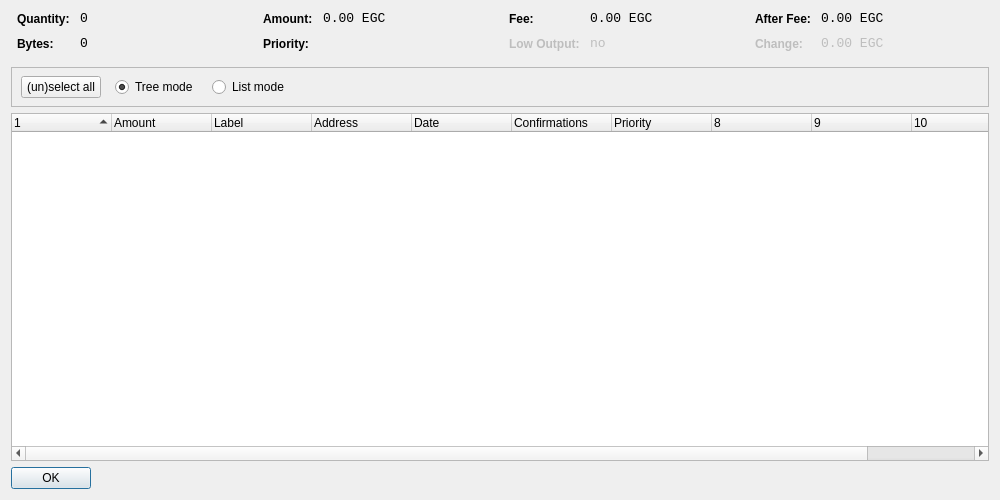
The window that src/qt/forms/coincontroldialog.ui (EverGreenCoinDev/EverGreenCoin) describes before a commit, drawn with Qt 5.
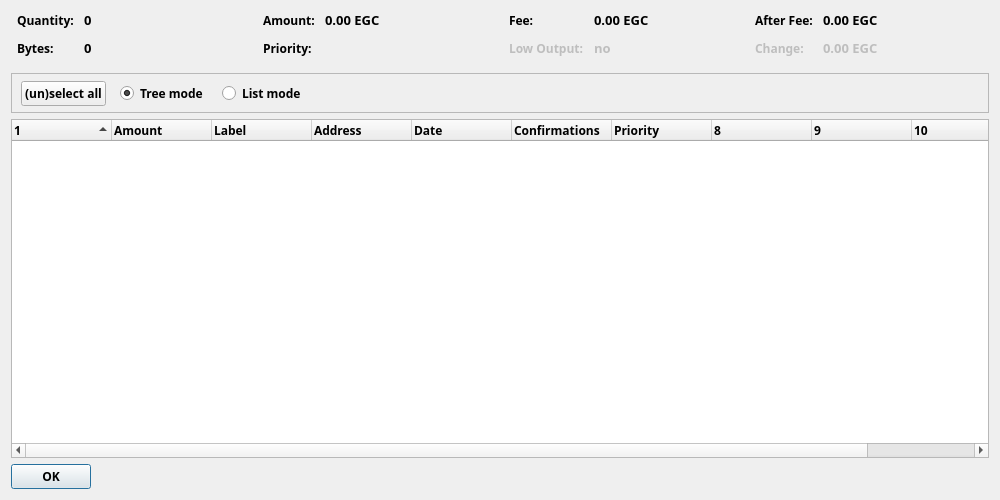
The same window after the commit. Custom widgets are drawn as their Qt base class.

Commit message: Typola dev commit

The edit to the form file:
```diff
--- a/src/qt/forms/coincontroldialog.ui
+++ b/src/qt/forms/coincontroldialog.ui
@@ -38,6 +38,14 @@
        </property>
        <item row="0" column="0">
         <widget class="QLabel" name="labelCoinControlQuantityText">
+         <property name="font">
+          <font>
+           <family>Typola</family>
+           <weight>75</weight>
+           <bold>true</bold>
+           <stylestrategy>PreferAntialias</stylestrategy>
+          </font>
+         </property>
          <property name="styleSheet">
           <string notr="true">font-weight:bold;</string>
          </property>
@@ -50,8 +58,11 @@
         <widget class="QLabel" name="labelCoinControlQuantity">
          <property name="font">
           <font>
-           <family>Monospace</family>
+           <family>Typola</family>
            <pointsize>10</pointsize>
+           <weight>75</weight>
+           <bold>true</bold>
+           <stylestrategy>PreferAntialias</stylestrategy>
           </font>
          </property>
          <property name="cursor">
@@ -70,6 +81,14 @@
        </item>
        <item row="1" column="0">
         <widget class="QLabel" name="labelCoinControlBytesText">
+         <property name="font">
+          <font>
+           <family>Typola</family>
+           <weight>75</weight>
+           <bold>true</bold>
+           <stylestrategy>PreferAntialias</stylestrategy>
+          </font>
+         </property>
          <property name="styleSheet">
           <string notr="true">font-weight:bold;</string>
          </property>
@@ -82,8 +101,11 @@
         <widget class="QLabel" name="labelCoinControlBytes">
          <property name="font">
           <font>
-           <family>Monospace</family>
+           <family>Typola</family>
            <pointsize>10</pointsize>
+           <weight>75</weight>
+           <bold>true</bold>
+           <stylestrategy>PreferAntialias</stylestrategy>
           </font>
          </property>
          <property name="cursor">
@@ -118,6 +140,14 @@
        </property>
        <item row="0" column="0">
         <widget class="QLabel" name="labelCoinControlAmountText">
+         <property name="font">
+          <font>
+           <family>Typola</family>
+           <weight>75</weight>
+           <bold>true</bold>
+           <stylestrategy>PreferAntialias</stylestrategy>
+          </font>
+         </property>
          <property name="styleSheet">
           <string notr="true">font-weight:bold;</string>
          </property>
@@ -130,8 +160,11 @@
         <widget class="QLabel" name="labelCoinControlAmount">
          <property name="font">
           <font>
-           <family>Monospace</family>
+           <family>Typola</family>
            <pointsize>10</pointsize>
+           <weight>75</weight>
+           <bold>true</bold>
+           <stylestrategy>PreferAntialias</stylestrategy>
           </font>
          </property>
          <property name="cursor">
@@ -150,6 +183,14 @@
        </item>
        <item row="1" column="0">
         <widget class="QLabel" name="labelCoinControlPriorityText">
+         <property name="font">
+          <font>
+           <family>Typola</family>
+           <weight>75</weight>
+           <bold>true</bold>
+           <stylestrategy>PreferAntialias</stylestrategy>
+          </font>
+         </property>
          <property name="styleSheet">
           <string notr="true">font-weight:bold;</string>
          </property>
@@ -162,8 +203,11 @@
         <widget class="QLabel" name="labelCoinControlPriority">
          <property name="font">
           <font>
-           <family>Monospace</family>
+           <family>Typola</family>
            <pointsize>10</pointsize>
+           <weight>75</weight>
+           <bold>true</bold>
+           <stylestrategy>PreferAntialias</stylestrategy>
           </font>
          </property>
          <property name="cursor">
@@ -198,6 +242,14 @@
        </property>
        <item row="0" column="0">
         <widget class="QLabel" name="labelCoinControlFeeText">
+         <property name="font">
+          <font>
+           <family>Typola</family>
+           <weight>75</weight>
+           <bold>true</bold>
+           <stylestrategy>PreferAntialias</stylestrategy>
+          </font>
+         </property>
          <property name="styleSheet">
           <string notr="true">font-weight:bold;</string>
          </property>
@@ -210,8 +262,11 @@
         <widget class="QLabel" name="labelCoinControlFee">
          <property name="font">
           <font>
-           <family>Monospace</family>
+           <family>Typola</family>
            <pointsize>10</pointsize>
+           <weight>75</weight>
+           <bold>true</bold>
+           <stylestrategy>PreferAntialias</stylestrategy>
           </font>
          </property>
          <property name="cursor">
@@ -233,6 +288,14 @@
          <property name="enabled">
           <bool>false</bool>
          </property>
+         <property name="font">
+          <font>
+           <family>Typola</family>
+           <weight>75</weight>
+           <bold>true</bold>
+           <stylestrategy>PreferAntialias</stylestrategy>
+          </font>
+         </property>
          <property name="styleSheet">
           <string notr="true">font-weight:bold;</string>
          </property>
@@ -248,8 +311,11 @@
          </property>
          <property name="font">
           <font>
-           <family>Monospace</family>
+           <family>Typola</family>
            <pointsize>10</pointsize>
+           <weight>75</weight>
+           <bold>true</bold>
+           <stylestrategy>PreferAntialias</stylestrategy>
           </font>
          </property>
          <property name="cursor">
@@ -284,6 +350,14 @@
        </property>
        <item row="0" column="0">
         <widget class="QLabel" name="labelCoinControlAfterFeeText">
+         <property name="font">
+          <font>
+           <family>Typola</family>
+           <weight>75</weight>
+           <bold>true</bold>
+           <stylestrategy>PreferAntialias</stylestrategy>
+          </font>
+         </property>
          <property name="styleSheet">
           <string notr="true">font-weight:bold;</string>
          </property>
@@ -296,8 +370,11 @@
         <widget class="QLabel" name="labelCoinControlAfterFee">
          <property name="font">
           <font>
-           <family>Monospace</family>
+           <family>Typola</family>
            <pointsize>10</pointsize>
+           <weight>75</weight>
+           <bold>true</bold>
+           <stylestrategy>PreferAntialias</stylestrategy>
           </font>
          </property>
          <property name="cursor">
@@ -319,6 +396,14 @@
          <property name="enabled">
           <bool>false</bool>
          </property>
+         <property name="font">
+          <font>
+           <family>Typola</family>
+           <weight>75</weight>
+           <bold>true</bold>
+           <stylestrategy>PreferAntialias</stylestrategy>
+          </font>
+         </property>
          <property name="styleSheet">
           <string notr="true">font-weight:bold;</string>
          </property>
@@ -334,8 +419,11 @@
          </property>
          <property name="font">
           <font>
-           <family>Monospace</family>
+           <family>Typola</family>
            <pointsize>10</pointsize>
+           <weight>75</weight>
+           <bold>true</bold>
+           <stylestrategy>PreferAntialias</stylestrategy>
           </font>
          </property>
          <property name="cursor">
@@ -364,6 +452,14 @@
        <height>40</height>
       </size>
      </property>
+     <property name="font">
+      <font>
+       <family>Typola</family>
+       <weight>75</weight>
+       <bold>true</bold>
+       <stylestrategy>PreferAntialias</stylestrategy>
+      </font>
+     </property>
      <property name="frameShape">
       <enum>QFrame::StyledPanel</enum>
      </property>
@@ -379,6 +475,14 @@
         <height>41</height>
        </rect>
       </property>
+      <property name="font">
+       <font>
+        <family>Typola</family>
+        <weight>75</weight>
+        <bold>true</bold>
+        <stylestrategy>PreferAntialias</stylestrategy>
+       </font>
+      </property>
       <layout class="QHBoxLayout" name="horizontalLayoutPanel" stretch="0,0,0,0">
        <property name="spacing">
         <number>14</number>
@@ -391,6 +495,14 @@
            <verstretch>0</verstretch>
           </sizepolicy>
          </property>
+         <property name="font">
+          <font>
+           <family>Typola</family>
+           <weight>75</weight>
+           <bold>true</bold>
+           <stylestrategy>PreferAntialias</stylestrategy>
+          </font>
+         </property>
          <property name="text">
           <string>(un)select all</string>
          </property>
@@ -404,6 +516,14 @@
            <verstretch>0</verstretch>
           </sizepolicy>
          </property>
+         <property name="font">
+          <font>
+           <family>Typola</family>
+           <weight>75</weight>
+           <bold>true</bold>
+           <stylestrategy>PreferAntialias</stylestrategy>
+          </font>
+         </property>
          <property name="text">
           <string>Tree mode</string>
          </property>
@@ -420,6 +540,14 @@
            <verstretch>0</verstretch>
           </sizepolicy>
          </property>
+         <property name="font">
+          <font>
+           <family>Typola</family>
+           <weight>75</weight>
+           <bold>true</bold>
+           <stylestrategy>PreferAntialias</stylestrategy>
+          </font>
+         </property>
          <property name="text">
           <string>List mode</string>
          </property>
@@ -427,6 +555,14 @@
        </item>
        <item>
         <spacer name="horizontalSpacer">
+         <property name="font">
+          <font>
+           <family>Typola</family>
+           <weight>75</weight>
+           <bold>true</bold>
+           <stylestrategy>PreferAntialias</stylestrategy>
+          </font>
+         </property>
          <property name="orientation">
           <enum>Qt::Horizontal</enum>
          </property>
@@ -444,6 +580,14 @@
    </item>
    <item>
     <widget class="CoinControlTreeWidget" name="treeWidget">
+     <property name="font">
+      <font>
+       <family>Typola</family>
+       <weight>75</weight>
+       <bold>true</bold>
+       <stylestrategy>PreferAntialias</stylestrategy>
+      </font>
+     </property>
      <property name="contextMenuPolicy">
       <enum>Qt::CustomContextMenu</enum>
      </property>
@@ -527,6 +671,14 @@
        <verstretch>0</verstretch>
       </sizepolicy>
      </property>
+     <property name="font">
+      <font>
+       <family>Typola</family>
+       <weight>75</weight>
+       <bold>true</bold>
+       <stylestrategy>PreferAntialias</stylestrategy>
+      </font>
+     </property>
      <property name="orientation">
       <enum>Qt::Horizontal</enum>
      </property>
```
The commit also changes 74 other files.
